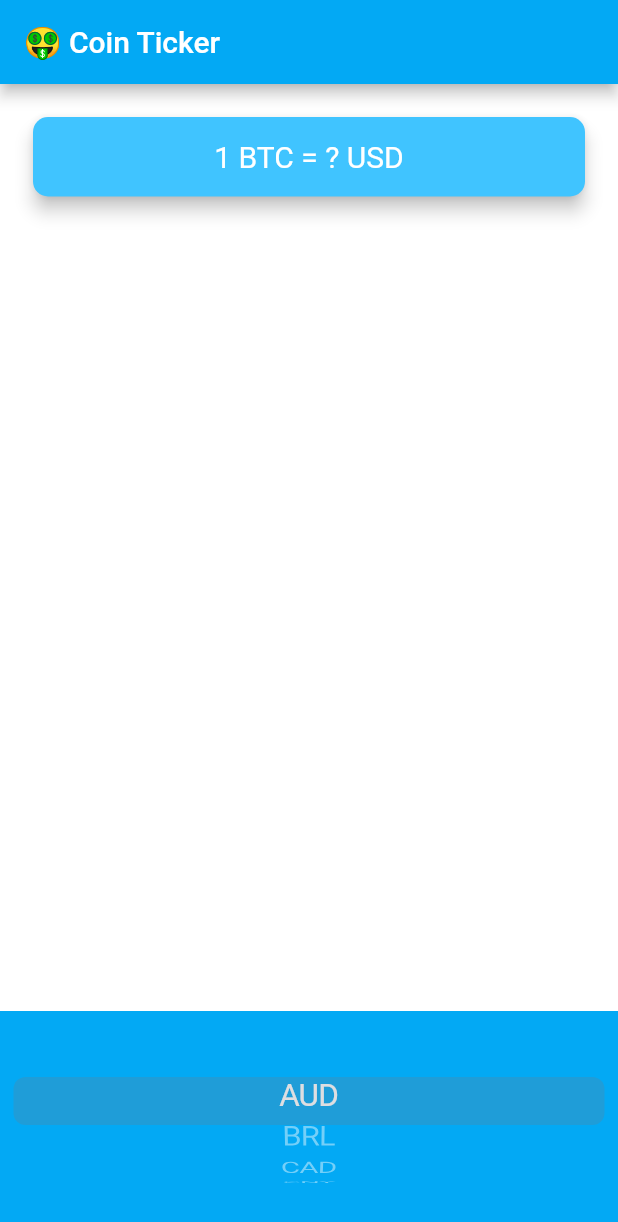
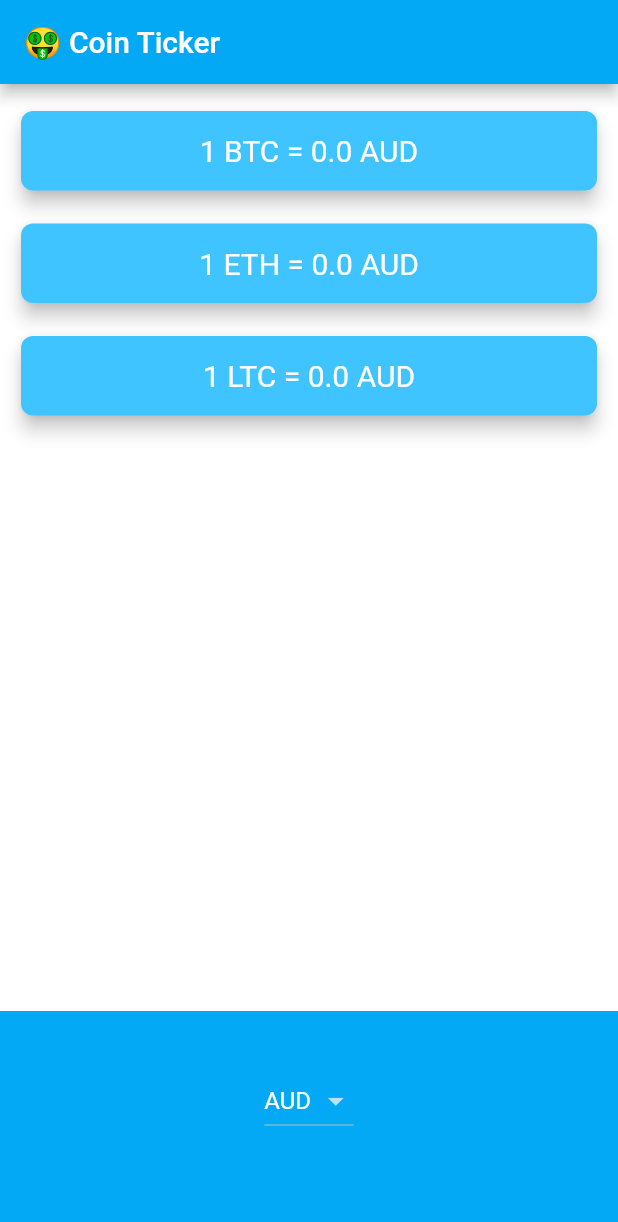
Before and after one commit to Forne14/basic-crypto-ticker, a Flutter app: the screen it shows after launch, on a phone screen of 412 x 824 dp. Shown: the top 1222 px of the screen. Run offline on Flutter 3.47's test engine with Material 2 defaults, Android fonts, the phone set to English and light mode, and no system bars.

Commit message:
create gui

```diff
--- a/lib/price_screen.dart
+++ b/lib/price_screen.dart
@@ -1,6 +1,9 @@
+import 'dart:ui';
+
 import 'package:cryptoticker/coin_data.dart';
 import 'package:flutter/material.dart';
 import 'package:flutter/cupertino.dart';
+import 'dart:io' show Platform;
 
 class PriceScreen extends StatefulWidget {
   @override
@@ -9,7 +12,9 @@ class PriceScreen extends StatefulWidget {
 
 class _PriceScreenState extends State<PriceScreen> {
 
+  double selectedCurrencyPrice = 0.0;
   String selectedCurrency = currenciesList.first;
+
 
   DropdownMenuItem<String> createDropDownMenuItem(String s){
     return DropdownMenuItem(child: Text(s), value: s,);
@@ -18,7 +23,7 @@ class _PriceScreenState extends State<PriceScreen> {
   List<Widget> createIosList(){
     List<Widget> list = List();
     for(String currency in currenciesList){
-      list.add(Text(currency));
+      list.add(Text(currency, style: TextStyle(color: Colors.white),));
     }
     return list;
   }
@@ -27,6 +32,62 @@ class _PriceScreenState extends State<PriceScreen> {
     List<DropdownMenuItem<String>> list = List();
     for(String currency in currenciesList){
       list.add(createDropDownMenuItem(currency));
+    }
+    return list;
+  }
+
+  CupertinoPicker iosDropDown(){
+    return CupertinoPicker(
+        backgroundColor: Colors.lightBlue,
+        itemExtent: 32.0,
+        onSelectedItemChanged: (selectedIndex) {
+          selectedCurrency = currenciesList[selectedIndex];
+          print(selectedCurrency);
+    },
+    children: createIosList()
+    );
+  }
+
+  DropdownButton androidDropDown(){
+    return DropdownButton(
+            value: selectedCurrency,
+            items: createDropDownMenItemList(),
+            onChanged: (value) {
+              setState(() {
+                selectedCurrency = value;
+                print(selectedCurrency);
+              });
+            });
+  }
+
+  Padding createCryptoPad(String crypto){
+    return Padding(
+      padding: EdgeInsets.fromLTRB(10.0, 14.0, 10.0, 0),
+      child: Card(
+        color: Colors.lightBlueAccent,
+        elevation: 5.0,
+        shape: RoundedRectangleBorder(
+          borderRadius: BorderRadius.circular(8.0),
+        ),
+        child: Padding(
+          padding: EdgeInsets.symmetric(vertical: 15.0, horizontal: 28.0),
+          child: Text(
+            '1 $crypto = $selectedCurrencyPrice $selectedCurrency',
+            textAlign: TextAlign.center,
+            style: TextStyle(
+              fontSize: 20.0,
+              color: Colors.white,
+            ),
+          ),
+        ),
+      ),
+    );
+  }
+
+  List<Widget> createCryptoPadList() {
+    List<Widget> list = List();
+    for(String crypto in cryptoList) {
+      list.add(createCryptoPad(crypto));
     }
     return list;
   }
@@ -41,40 +102,16 @@ class _PriceScreenState extends State<PriceScreen> {
         mainAxisAlignment: MainAxisAlignment.spaceBetween,
         crossAxisAlignment: CrossAxisAlignment.stretch,
         children: <Widget>[
-          Padding(
-            padding: EdgeInsets.fromLTRB(18.0, 18.0, 18.0, 0),
-            child: Card(
-              color: Colors.lightBlueAccent,
-              elevation: 5.0,
-              shape: RoundedRectangleBorder(
-                borderRadius: BorderRadius.circular(10.0),
-              ),
-              child: Padding(
-                padding: EdgeInsets.symmetric(vertical: 15.0, horizontal: 28.0),
-                child: Text(
-                  '1 BTC = ? USD',
-                  textAlign: TextAlign.center,
-                  style: TextStyle(
-                    fontSize: 20.0,
-                    color: Colors.white,
-                  ),
-                ),
-              ),
-            ),
+          Column(
+            crossAxisAlignment: CrossAxisAlignment.stretch,
+            children: createCryptoPadList(),
           ),
           Container(
             height: 150.0,
             alignment: Alignment.center,
             padding: EdgeInsets.only(bottom: 30.0),
             color: Colors.lightBlue,
-            child: CupertinoPicker(
-                backgroundColor: Colors.lightBlue,
-                itemExtent: 32.0,
-                onSelectedItemChanged: (selectedIndex) {
-                  print(selectedIndex);
-                },
-                children: createIosList()
-            ),
+            child: Platform.isIOS ? iosDropDown() : androidDropDown(),
           ),
         ],
       ),
@@ -84,15 +121,4 @@ class _PriceScreenState extends State<PriceScreen> {
 
 /*
 
-child: DropdownButton(
-value: selectedCurrency,
-items: createDropDownMenItemList(),
-onChanged: (value) {
-setState(() {
-selectedCurrency = value;
-print(selectedCurrency);
-});
-}
-)
-
 */
```
